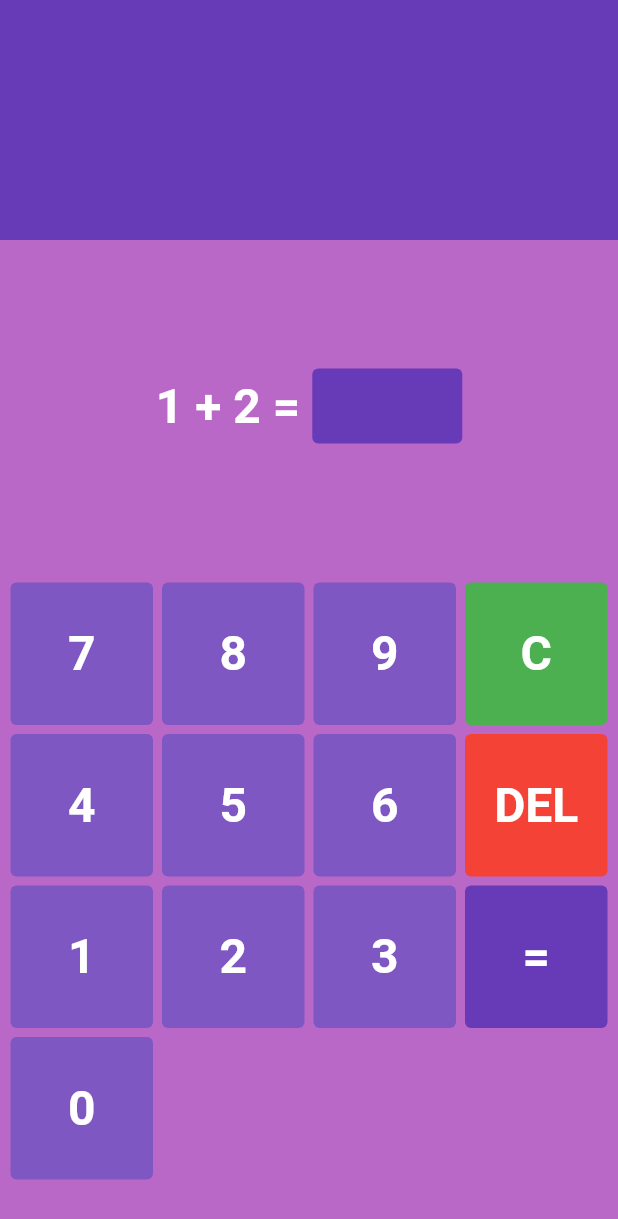
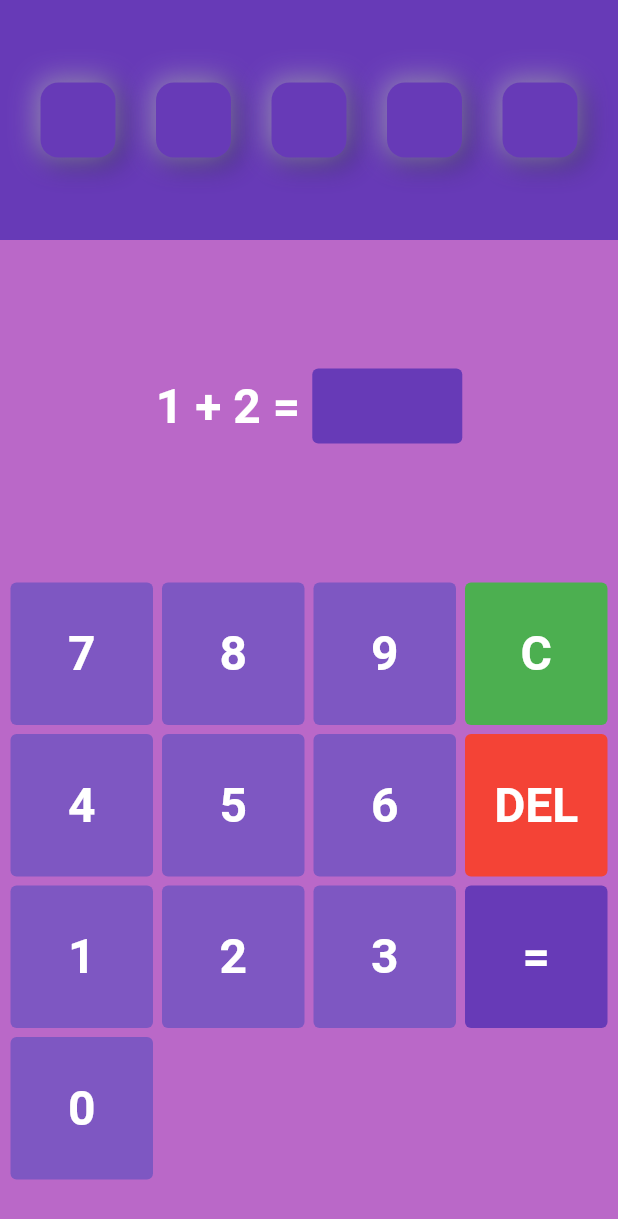
Before and after one commit to iizmotabar/-game-MathsGame, a Flutter app: the screen it shows after launch, on a phone screen of 412 x 824 dp. Shown: the top 1219 px of the screen. Run offline on Flutter 3.47's test engine with Material 2 defaults, Android fonts, the phone set to English and light mode, and no system bars.

```diff
--- a/lib/main.dart
+++ b/lib/main.dart
@@ -3,6 +3,8 @@ import 'dart:math';
 import 'package:flutter/material.dart';
 import 'package:math_game/constants.dart';
 import 'package:math_game/widgets/alert_dialogue.dart';
+import 'package:math_game/widgets/flat_container.dart';
+import 'package:math_game/widgets/neumorphic_container.dart';
 
 import 'widgets/number_key.dart';
 
@@ -57,6 +59,21 @@ class _HomePageState extends State<HomePage> {
   //! User Answer
   String userAnswer = '';
 
+  //! answerCounter for replacing boxes;
+  int answerCounter = 0;
+
+  //! Level Counter
+  int levelCounter = 0;
+
+  //! List of Boxes
+  final List<Widget> answerBoxesList = [
+    const NeumorphicContainer(),
+    const NeumorphicContainer(),
+    const NeumorphicContainer(),
+    const NeumorphicContainer(),
+    const NeumorphicContainer()
+  ];
+
   //! User Tapped a Button
   void buttonTapped(String button) {
     //? Checking for equality
@@ -90,7 +107,22 @@ class _HomePageState extends State<HomePage> {
 
   //!Check for results
   void checkResult() {
+    for (var element in answerBoxesList) {
+      if (element == const FlatContainer()) {
+        levelCounter += 1;
+        print('Build was called!');
+        build(context);
+      }
+    }
+
     if (numberOne + numberTwo == int.parse(userAnswer)) {
+      if (answerBoxesList[answerCounter] != const NeumorphicContainer()) {
+        setState(() {
+          answerBoxesList.removeAt(answerCounter);
+          answerBoxesList.insert(answerCounter, const FlatContainer());
+          answerCounter++;
+        });
+      }
       showDialog(
           context: context,
           builder: (context) {
@@ -142,6 +174,8 @@ class _HomePageState extends State<HomePage> {
     Navigator.pop(context);
   }
 
+  void keepTrackOfLevel() {}
+
   @override
   Widget build(BuildContext context) {
     return Scaffold(
@@ -151,6 +185,11 @@ class _HomePageState extends State<HomePage> {
           Container(
             height: 160,
             color: Colors.deepPurple[500],
+            child: Row(
+              mainAxisAlignment: MainAxisAlignment.spaceEvenly,
+              crossAxisAlignment: CrossAxisAlignment.center,
+              children: answerBoxesList,
+            ),
           ),
           //! Question
           Expanded(
--- /dev/null
+++ b/lib/widgets/neumorphic_container.dart
@@ -0,0 +1,32 @@
+import 'package:flutter/material.dart';
+
+class NeumorphicContainer extends StatelessWidget {
+  const NeumorphicContainer({Key? key}) : super(key: key);
+
+  @override
+  Widget build(BuildContext context) {
+    return Container(
+      decoration: BoxDecoration(
+        color: Colors.deepPurple,
+        borderRadius: BorderRadius.circular(12),
+        boxShadow: [
+          const BoxShadow(
+              color: Color.fromARGB(255, 32, 15, 88),
+              spreadRadius: 1,
+              blurRadius: 15,
+              offset: Offset(3, 3)),
+          BoxShadow(
+              color: Colors.white.withOpacity(0.5),
+              offset: const Offset(-1, -1),
+              blurRadius: 15,
+              spreadRadius: 1),
+        ],
+        // border: Border.all(
+        //     color: Colors.white.withOpacity(0.4), width: 2),
+      ),
+      height: 50,
+      width: 50,
+      child: const Center(child: Text('')),
+    );
+  }
+}
```
Also changed, not shown: lib/widgets/flat_container.dart (added, +19 -0 lines).
